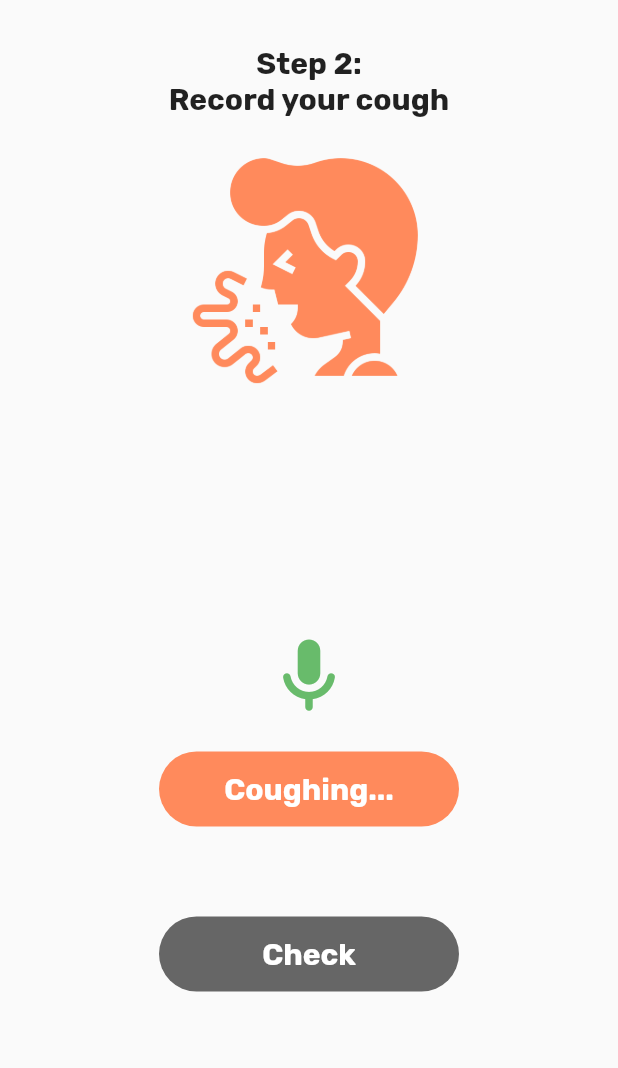
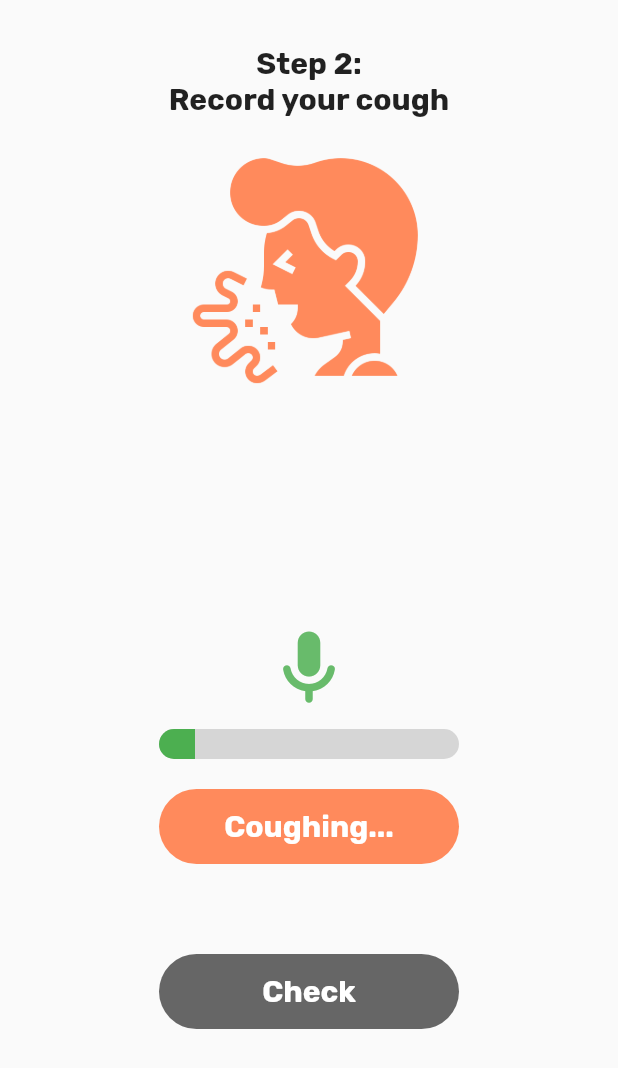
Before and after one commit to Amirlabbaci/Diseases-detection, a Flutter app: the RecordCoughScreen screen opened directly, after a tap on "Record", on a phone screen of 412 x 824 dp. Shown: the top 1068 px of the screen. Run offline on Flutter 3.47's test engine with Material 2 defaults, Android fonts, the phone set to English and light mode, and no system bars; our stand-ins replace dio, get, permission_handler; missing offline and left inert: record; statements that could not run were skipped.

Commit message:
ui changes

```diff
--- a/lib/Constants.dart
+++ b/lib/Constants.dart
@@ -4,4 +4,6 @@ import 'dart:ui';
 
 const primaryColor = Color(0xffff8a5c);
 
-const String apiURL = 'http://192.168.1.2:5000/predict';
+const String apiURL = 'http://134.122.75.238:5000/predict';
+
+const int coughDuration = 10;
--- a/lib/Controllers/CheckController.dart
+++ b/lib/Controllers/CheckController.dart
@@ -1,23 +1,14 @@
-import 'dart:io';
+import 'dart:async';
 import 'dart:math';
-
 import 'package:covid19_test/Constants.dart';
 import 'package:flutter/material.dart';
 import 'package:get/get.dart' as GetX;
-import 'package:path_provider/path_provider.dart';
 import 'package:record/record.dart';
 import 'package:permission_handler/permission_handler.dart';
 import 'package:dio/dio.dart';
-// import Environment from 'android.os.Environment';
-
-import 'dart:io' as io;
-
 import '../Screens/ResultPage.dart';
 
 class CheckController extends GetX.GetxController {
-  // var recorderController = RecorderController().obs;
-  //
-  // var playerController = PlayerController().obs;
 
   var fever_or_chills = false.obs;
   var shortness_of_breath = false.obs;
@@ -30,14 +21,17 @@ class CheckController extends GetX.GetxController {
   var nausea_or_vomiting = false.obs;
 
   final record = Record();
-  var elapsingTime = 0.obs;
   var isRecording = false.obs;
 
   var canSubmit = false.obs;
+
   var coughFile = ''.obs;
+
   var isLoading = false.obs;
 
   var isRecheck = false.obs;
+  var recordProgress = 0.0.obs;
+
 
   @override
   Future<void> onInit() async {
@@ -47,9 +41,11 @@ class CheckController extends GetX.GetxController {
 
   Future<void> recordAudio() async {
     // set 5 seconds to record
+    recordProgress.value = 0.0;
+    determinateIndicator();
     isRecording.value = true;
     recordCough();
-    var future = Future.delayed(const Duration(seconds: 2), stopRecoring);
+    Future.delayed(const Duration(seconds: coughDuration), stopRecoring);
   }
 
   Future<void> recordCough() async {
@@ -130,6 +126,7 @@ class CheckController extends GetX.GetxController {
   void responseHandler(Response response) {
     if (response.statusCode == 200) {
       final code = response.data['code'];
+
       if (code == 0 || code == 1) {
         GetX.Get.offAll(() => ResultPage(
             code: code,
@@ -139,6 +136,7 @@ class CheckController extends GetX.GetxController {
       else if (code == 2) {
         canSubmit.value = false;
         isRecheck.value = true;
+        recordProgress.value = 0.0;
         GetX.Get.snackbar('Error', 'Please provide another cough test',
             backgroundColor: Colors.orangeAccent,
             colorText: Colors.white,
@@ -155,4 +153,23 @@ class CheckController extends GetX.GetxController {
   }
 
 
+  void determinateIndicator(){
+
+    const totalSteps = 100; // Increase the number of steps for smoother progress
+    const stepDuration = coughDuration / totalSteps;
+    const stepValue = 1 / totalSteps;
+
+    Timer.periodic(
+      Duration(milliseconds: (stepDuration * 1000).toInt()),
+          (Timer timer) {
+        if (recordProgress.value >= 1) {
+          timer.cancel();
+        } else {
+          recordProgress.value += stepValue;
+        }
+      },
+    );
+
+
+  }
 }
--- a/lib/Screens/CovidPreventionScreen.dart
+++ b/lib/Screens/CovidPreventionScreen.dart
@@ -1,7 +1,5 @@
 import 'package:flutter/material.dart';
 import 'package:get/get.dart';
-
-import '../main.dart';
 import 'GetStartedScreen.dart';
 class CovidPreventionScreen extends StatelessWidget {
   const CovidPreventionScreen({super.key});
--- a/lib/Screens/RecordCoughScreen.dart
+++ b/lib/Screens/RecordCoughScreen.dart
@@ -1,7 +1,6 @@
 import 'package:covid19_test/Constants.dart';
 import 'package:flutter/material.dart';
 import 'package:get/get.dart';
-
 import '../Controllers/CheckController.dart';
 
 class RecordCoughScreen extends StatefulWidget {
@@ -44,16 +43,36 @@ class _RecordCoughScreenState extends State<RecordCoughScreen> {
                     width: 160,
                     height: 160,
                   ),
+                  SizedBox(
+                    height: 20,
+                  ),
+
                 ],
               ),
               Expanded(
                 child: Column(
                   mainAxisAlignment: MainAxisAlignment.center,
                   children: [
-                    RecordingIndicatorWidget(),
+                    const RecordingIndicatorWidget(),
+                    Obx(
+                          () => controller.recordProgress.value > 0 ? Container(
+                        margin: const EdgeInsets.symmetric(vertical: 10),
+                        width: 200,
+                        height: 20,
+                        child:  ClipRRect(
+                          borderRadius: const BorderRadius.all(Radius.circular(10)),
+                          child: LinearProgressIndicator(
+                            value: controller.recordProgress.value,
+                            valueColor: const AlwaysStoppedAnimation<Color>(Colors.green),
+                            backgroundColor: const Color(0xffD6D6D6),
+                          ),
+                        ),
+                      ) : const SizedBox(),
+                    ),
                     const SizedBox(
-                      height: 20,
+                      height: 10,
                     ),
+
                     // rounded button to record cough
                     Container(
                       width: 200,
@@ -85,6 +104,10 @@ class _RecordCoughScreenState extends State<RecordCoughScreen> {
                         ),
                       ),
                     ),
+
+
+
+
                     const SizedBox(
                       height: 60,
                     ),
@@ -108,7 +131,7 @@ class _RecordCoughScreenState extends State<RecordCoughScreen> {
                                 }
                               : null,
                           child: controller.isLoading.value
-                              ? Container(width: 20, height: 20,child: const CircularProgressIndicator(color: Colors.white, strokeWidth: 2,) ,)
+                              ? const SizedBox(width: 20, height: 20,child: CircularProgressIndicator(color: Colors.white, strokeWidth: 2,) ,)
                               : const Text(
                                   'Check',
                                   style: TextStyle(
@@ -131,6 +154,8 @@ class _RecordCoughScreenState extends State<RecordCoughScreen> {
 }
 
 class RecordingIndicatorWidget extends StatefulWidget {
+  const RecordingIndicatorWidget({super.key});
+
   @override
   _RecordingIndicatorWidgetState createState() =>
       _RecordingIndicatorWidgetState();
--- a/lib/Screens/ResultPage.dart
+++ b/lib/Screens/ResultPage.dart
@@ -39,7 +39,10 @@ class ResultPage extends StatelessWidget {
               height: 30,
             ),
 
-            Text(result, style: const TextStyle(fontSize: 20), textAlign: TextAlign.center,),
+            Padding(
+              padding: const EdgeInsets.all(16.0),
+              child: Text(result, style: const TextStyle(fontSize: 20), textAlign: TextAlign.center,),
+            ),
 
             const SizedBox(
               height: 30,
--- a/lib/Screens/Symptoms.dart
+++ b/lib/Screens/Symptoms.dart
@@ -2,7 +2,6 @@ import 'package:covid19_test/Constants.dart';
 import 'package:covid19_test/Screens/RecordCoughScreen.dart';
 import 'package:flutter/material.dart';
 import 'package:get/get.dart';
-import 'package:record/record.dart';
 
 import '../Controllers/CheckController.dart';
 
@@ -158,7 +157,7 @@ class _SymptomsScreenState extends State<SymptomsScreen> {
                           ),
                         ),
                         onPressed: () {
-                          Get.to(RecordCoughScreen() , transition: Transition.rightToLeft);
+                          Get.to(const RecordCoughScreen() , transition: Transition.rightToLeft);
                         },
                         child: const Padding(
                           padding: EdgeInsets.symmetric(
--- a/lib/main.dart
+++ b/lib/main.dart
@@ -1,11 +1,7 @@
-import 'dart:io';
-
 import 'package:covid19_test/Screens/GetStartedScreen.dart';
 import 'package:flutter/material.dart';
 import 'package:get/get.dart';
-import 'Screens/Symptoms.dart';
-import 'package:permission_handler/permission_handler.dart';
-import 'Screens/Motivation.dart';
+
 
 void main() {
   runApp(const MyApp());
@@ -18,6 +14,7 @@ class MyApp extends StatelessWidget {
   @override
   Widget build(BuildContext context) {
     return GetMaterialApp(
+      debugShowCheckedModeBanner: false,
       title: 'Flutter Demo',
       theme: ThemeData(
         fontFamily: 'Rubik',
```
Also changed, not shown: 1 other file.
